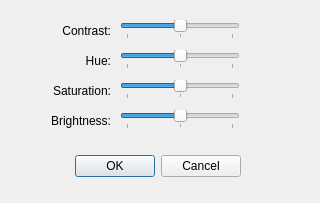
Old version of the form askHueSatBriDialog.ui in the repository Swyter/openbrf-redux.
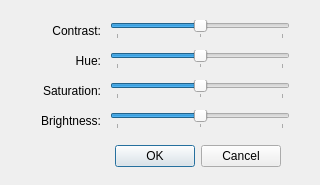
New version of the form.

The edit to the form file:
```diff
--- a/askHueSatBriDialog.ui
+++ b/askHueSatBriDialog.ui
@@ -7,7 +7,7 @@
     <x>0</x>
     <y>0</y>
     <width>320</width>
-    <height>203</height>
+    <height>185</height>
    </rect>
   </property>
   <property name="windowTitle">
@@ -16,8 +16,8 @@
   <widget class="QDialogButtonBox" name="buttonBox">
    <property name="geometry">
     <rect>
-     <x>70</x>
-     <y>150</y>
+     <x>110</x>
+     <y>140</y>
      <width>171</width>
      <height>32</height>
     </rect>
@@ -32,7 +32,7 @@
   <widget class="QLabel" name="label">
    <property name="geometry">
     <rect>
-     <x>30</x>
+     <x>20</x>
      <y>50</y>
      <width>81</width>
      <height>21</height>
@@ -48,7 +48,7 @@
   <widget class="QLabel" name="label_2">
    <property name="geometry">
     <rect>
-     <x>30</x>
+     <x>20</x>
      <y>80</y>
      <width>81</width>
      <height>21</height>
@@ -64,7 +64,7 @@
   <widget class="QLabel" name="label_3">
    <property name="geometry">
     <rect>
-     <x>30</x>
+     <x>20</x>
      <y>110</y>
      <width>81</width>
      <height>21</height>
@@ -80,9 +80,9 @@
   <widget class="QSlider" name="sliderHue">
    <property name="geometry">
     <rect>
-     <x>120</x>
+     <x>110</x>
      <y>50</y>
-     <width>120</width>
+     <width>180</width>
      <height>19</height>
     </rect>
    </property>
@@ -105,9 +105,9 @@
   <widget class="QSlider" name="sliderSat">
    <property name="geometry">
     <rect>
-     <x>120</x>
+     <x>110</x>
      <y>80</y>
-     <width>120</width>
+     <width>180</width>
      <height>19</height>
     </rect>
    </property>
@@ -130,9 +130,9 @@
   <widget class="QSlider" name="sliderBrighness">
    <property name="geometry">
     <rect>
-     <x>120</x>
+     <x>110</x>
      <y>110</y>
-     <width>120</width>
+     <width>180</width>
      <height>19</height>
     </rect>
    </property>
@@ -155,17 +155,17 @@
   <widget class="QSlider" name="sliderContrast">
    <property name="geometry">
     <rect>
-     <x>120</x>
+     <x>110</x>
      <y>20</y>
-     <width>120</width>
+     <width>180</width>
      <height>19</height>
     </rect>
    </property>
    <property name="minimum">
-    <number>-100</number>
+    <number>-150</number>
    </property>
    <property name="maximum">
-    <number>100</number>
+    <number>150</number>
    </property>
    <property name="orientation">
     <enum>Qt::Horizontal</enum>
@@ -174,13 +174,13 @@
     <enum>QSlider::TicksBelow</enum>
    </property>
    <property name="tickInterval">
-    <number>100</number>
+    <number>150</number>
    </property>
   </widget>
   <widget class="QLabel" name="label_4">
    <property name="geometry">
     <rect>
-     <x>30</x>
+     <x>20</x>
      <y>20</y>
      <width>81</width>
      <height>21</height>
```
